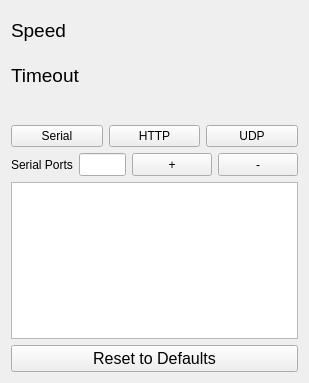
The window that GUI/LightingGUI/settingspage.ui (timsee/ArduCor) describes before a commit, drawn with Qt 5.
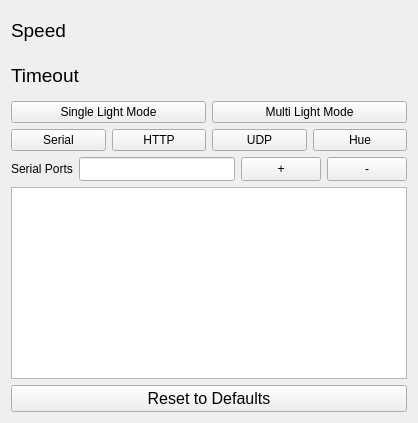
The same window after the commit. Custom widgets are drawn as their Qt base class.

What changed in the file:
```diff
--- a/GUI/LightingGUI/settingspage.ui
+++ b/GUI/LightingGUI/settingspage.ui
@@ -6,12 +6,12 @@
    <rect>
     <x>0</x>
     <y>0</y>
-    <width>309</width>
-    <height>383</height>
+    <width>418</width>
+    <height>423</height>
    </rect>
   </property>
   <property name="sizePolicy">
-   <sizepolicy hsizetype="Preferred" vsizetype="Minimum">
+   <sizepolicy hsizetype="Minimum" vsizetype="Minimum">
     <horstretch>0</horstretch>
     <verstretch>0</verstretch>
    </sizepolicy>
@@ -88,6 +88,13 @@
        </property>
       </widget>
      </item>
+     <item>
+      <widget class="QPushButton" name="hueButton">
+       <property name="text">
+        <string>Hue</string>
+       </property>
+      </widget>
+     </item>
     </layout>
    </item>
    <item row="0" column="0">
@@ -108,7 +115,7 @@
    <item row="5" column="0" colspan="2">
     <widget class="QListWidget" name="connectionList">
      <property name="sizePolicy">
-      <sizepolicy hsizetype="Preferred" vsizetype="Preferred">
+      <sizepolicy hsizetype="Minimum" vsizetype="Minimum">
        <horstretch>0</horstretch>
        <verstretch>0</verstretch>
       </sizepolicy>
@@ -192,6 +199,24 @@
      </item>
     </layout>
    </item>
+   <item row="2" column="0" colspan="2">
+    <layout class="QHBoxLayout" name="horizontalLayout">
+     <item>
+      <widget class="QPushButton" name="singleModeButton">
+       <property name="text">
+        <string>Single Light Mode</string>
+       </property>
+      </widget>
+     </item>
+     <item>
+      <widget class="QPushButton" name="multiModeButton">
+       <property name="text">
+        <string>Multi Light Mode</string>
+       </property>
+      </widget>
+     </item>
+    </layout>
+   </item>
   </layout>
  </widget>
  <customwidgets>
```
Left out of the diff: 2 changed lines with no effect on the pictures.
